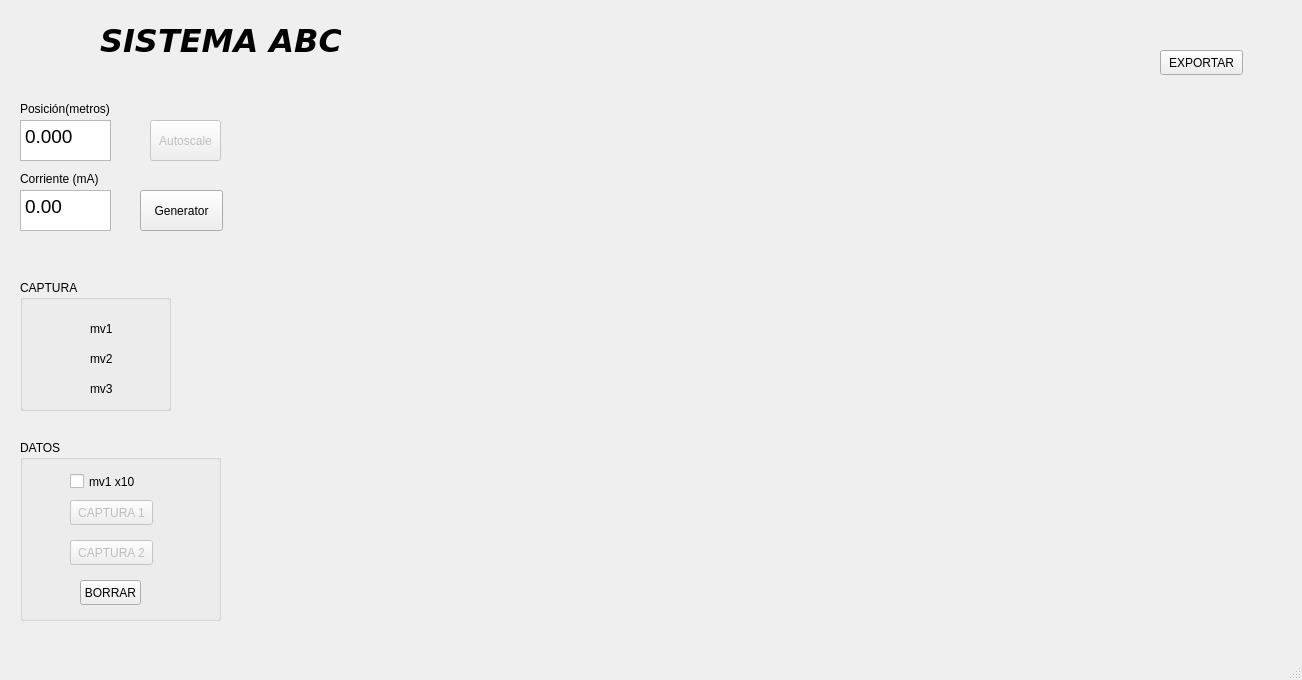
jcaf/qtUSBqwtPlot1, file mainwindow.ui: the form before one commit.
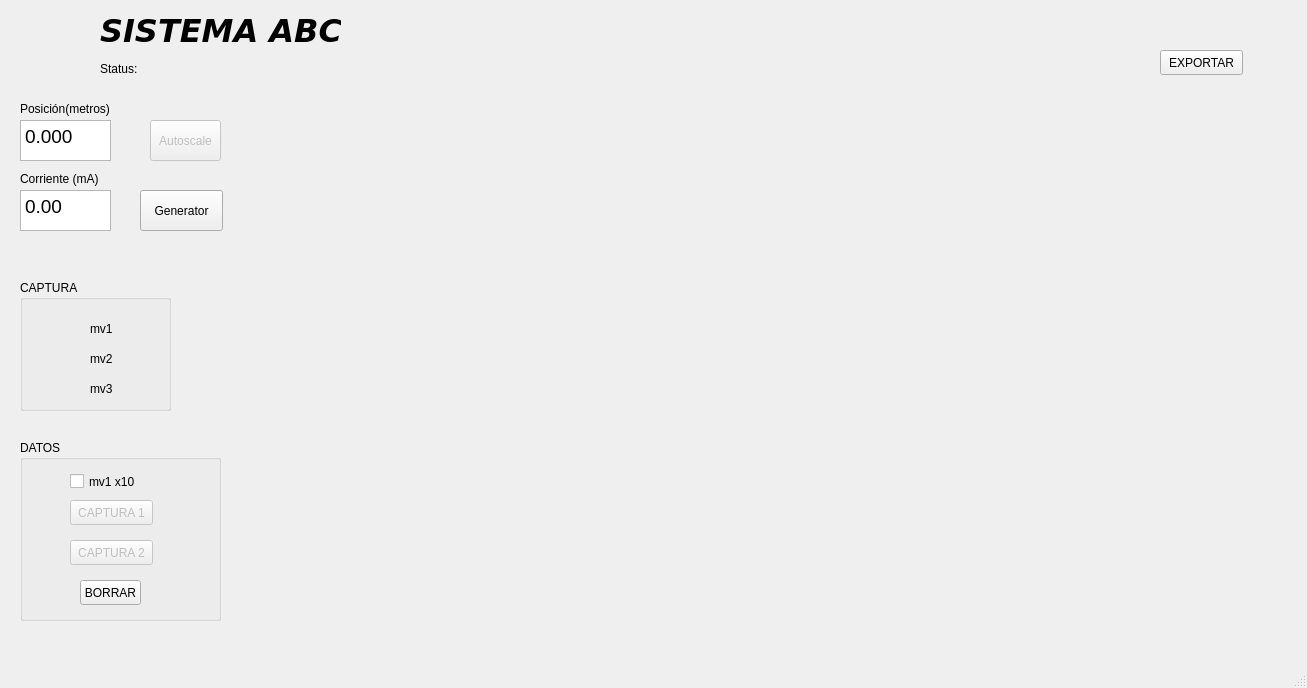
The form after the commit. Custom widgets are drawn as their Qt base class.

Patch:
```diff
--- a/mainwindow.ui
+++ b/mainwindow.ui
@@ -6,8 +6,8 @@
    <rect>
     <x>0</x>
     <y>0</y>
-    <width>1302</width>
-    <height>680</height>
+    <width>1307</width>
+    <height>688</height>
    </rect>
   </property>
   <property name="sizePolicy">
@@ -25,8 +25,8 @@
      <rect>
       <x>260</x>
       <y>100</y>
-      <width>311</width>
-      <height>511</height>
+      <width>310</width>
+      <height>510</height>
      </rect>
     </property>
     <property name="sizePolicy">
@@ -43,7 +43,7 @@
     <property name="geometry">
      <rect>
       <x>100</x>
-      <y>20</y>
+      <y>10</y>
       <width>241</width>
       <height>41</height>
      </rect>
@@ -66,8 +66,8 @@
      <rect>
       <x>620</x>
       <y>100</y>
-      <width>311</width>
-      <height>511</height>
+      <width>310</width>
+      <height>510</height>
      </rect>
     </property>
     <property name="autoReplot">
@@ -77,10 +77,10 @@
    <widget class="QwtPlot" name="mv3">
     <property name="geometry">
      <rect>
-      <x>970</x>
+      <x>980</x>
       <y>100</y>
-      <width>311</width>
-      <height>511</height>
+      <width>310</width>
+      <height>510</height>
      </rect>
     </property>
     <property name="autoReplot">
@@ -335,6 +335,22 @@
      <bool>true</bool>
     </property>
    </widget>
+   <widget class="QLabel" name="status">
+    <property name="geometry">
+     <rect>
+      <x>100</x>
+      <y>60</y>
+      <width>351</width>
+      <height>17</height>
+     </rect>
+    </property>
+    <property name="text">
+     <string>Status:</string>
+    </property>
+    <property name="scaledContents">
+     <bool>true</bool>
+    </property>
+   </widget>
   </widget>
   <widget class="QMenuBar" name="menubar">
    <property name="geometry">
```
Left out of the diff: 2 changed lines with no effect on the pictures.
